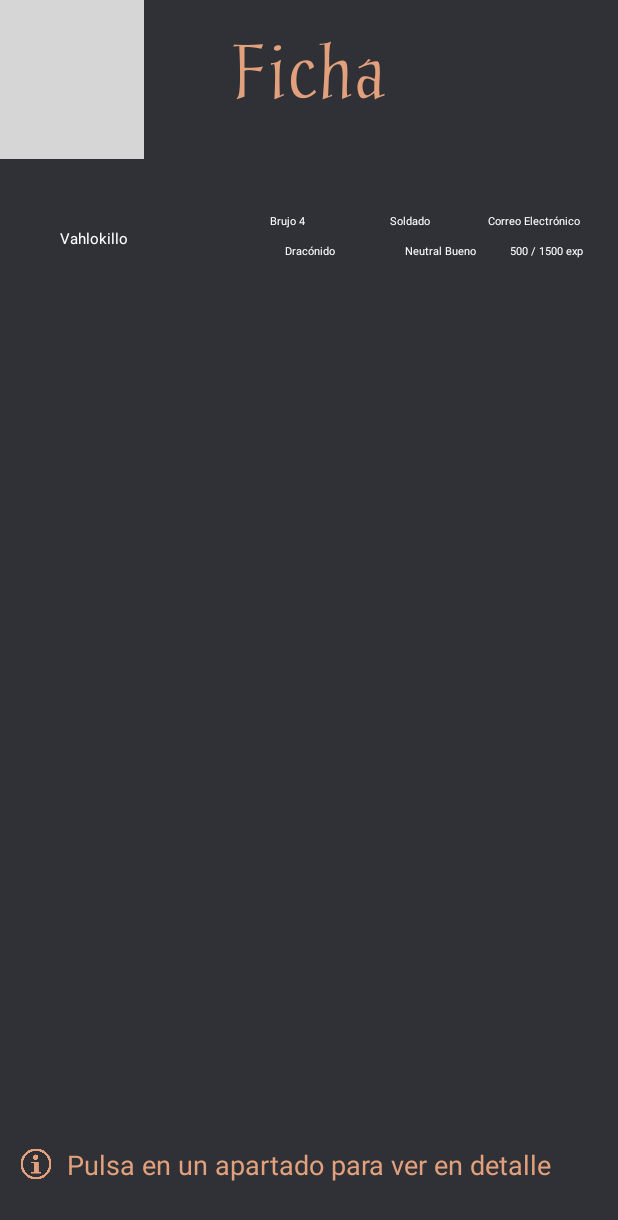
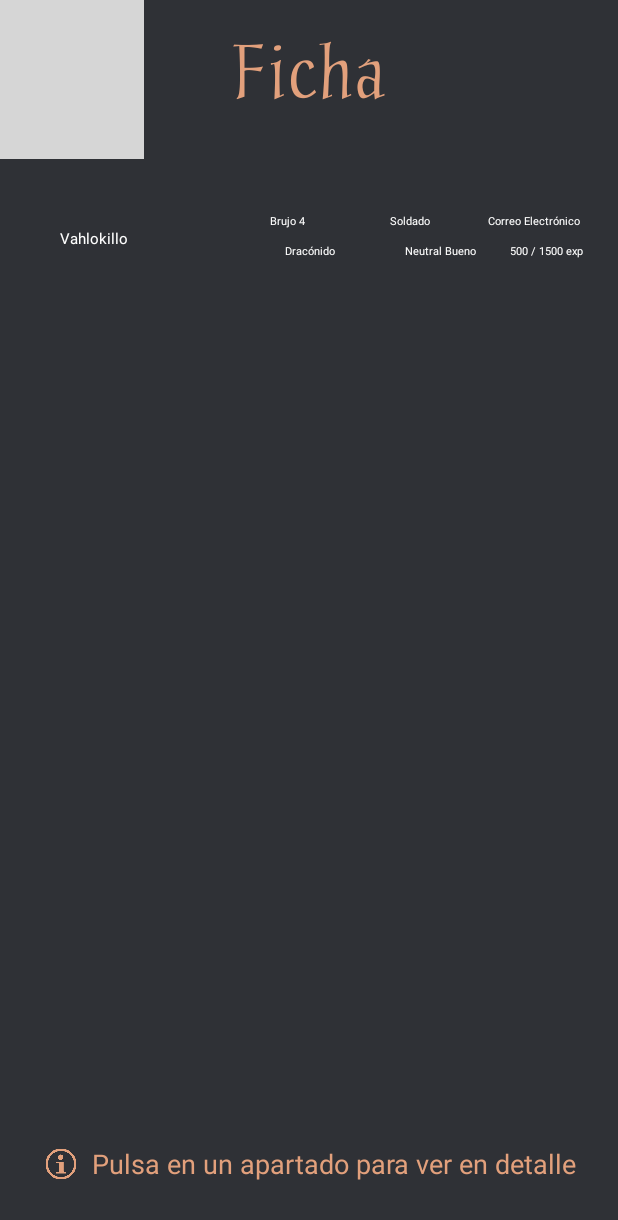
Before and after one commit to DevVahlok/rolplay, an Android app: the InicioActivity screen opened directly, with no data from a screen before it, on a phone screen of 412 x 824 dp. Shown: the top 1220 px of the screen. Run offline under Robolectric (Android 15) with nearby library versions, the phone set to English and light mode, and no system bars; our stand-ins replace Firebase (no records; nobody signed in at launch, a user with empty details on screens opened directly); grey boxes are pictures that could not be loaded.

Commit message:
Añadido algún TODO. Merge arreglado. Disfruta del finde.

```diff
--- a/app/src/main/java/com/example/rolplay/InicioActivity.java
+++ b/app/src/main/java/com/example/rolplay/InicioActivity.java
@@ -58,6 +58,7 @@
         mExperienciaPersonaje_TV.setText("500 / 1500 exp");
         mNombreJugador_TV.setText("Vahlokillo");
 
+        //TODO: LOPD (en una activity nueva tipo párrafo info?)
 
         mBotonPestanaCabecera.setOnClickListener(new View.OnClickListener() {
             @Override
@@ -87,7 +88,5 @@
             }
         });
 
-        //TODO: 9 +1 botones (sabiduría percepción pasiva va en habilidades+tiradas de salvación)
-
     }
 }
--- a/app/src/main/res/layout/activity_inicio.xml
+++ b/app/src/main/res/layout/activity_inicio.xml
@@ -91,7 +91,7 @@
         android:layout_marginStart="3dp"
         android:backgroundTint="@android:color/transparent"
         style="?android:attr/borderlessButtonStyle"
-        android:layout_above="@+id/ActivityInicio_textoInferior_et"/>
+        android:layout_above="@+id/ActivityInicio_LinearBottom"/>
 
     <Button
         android:id="@+id/ActivityInicio_ataquesConjuros_btn"
@@ -141,6 +141,24 @@
         style="?android:attr/borderlessButtonStyle"
         android:layout_below="@id/ActivityInicio_personalidad_btn"/>
 
+    <LinearLayout
+        android:id="@+id/ActivityInicio_LinearBottom"
+        android:layout_width="match_parent"
+        android:layout_height="wrap_content"
+        android:gravity="center_horizontal"
+        android:layout_alignParentBottom="true">
+
+        <ImageView
+            android:id="@+id/ActivityInicio_FlechaArribaIzq_img"
+            android:contentDescription="@string/pulsaApartadoVerDetalle"
+            android:layout_width="25dp"
+            android:layout_height="25dp"
+            app:srcCompat="@drawable/info"
+            android:layout_toStartOf="@id/ActivityInicio_textoInferior_et"
+            android:layout_alignParentBottom="true"
+            android:layout_marginBottom="35dp"
+            android:layout_marginEnd="8dp"/>
+
         <TextView
             android:id="@+id/ActivityInicio_textoInferior_et"
             android:layout_width="wrap_content"
@@ -152,16 +170,7 @@
             android:textColor="@color/colorPrimary"
             android:paddingBottom="35dp"/>
 
-    <ImageView
-        android:id="@+id/ActivityInicio_FlechaArribaIzq_img"
-        android:contentDescription="@string/pulsaApartadoVerDetalle"
-        android:layout_width="25dp"
-        android:layout_height="25dp"
-        app:srcCompat="@drawable/info"
-        android:layout_toStartOf="@id/ActivityInicio_textoInferior_et"
-        android:layout_alignParentBottom="true"
-        android:layout_marginBottom="35dp"
-        android:layout_marginEnd="8dp"/>
+    </LinearLayout>
 
     <TextView
         android:id="@+id/ActivityInicio_nombreJugador_TV"
```
Lines whose indentation alone changed are shown as unchanged.
